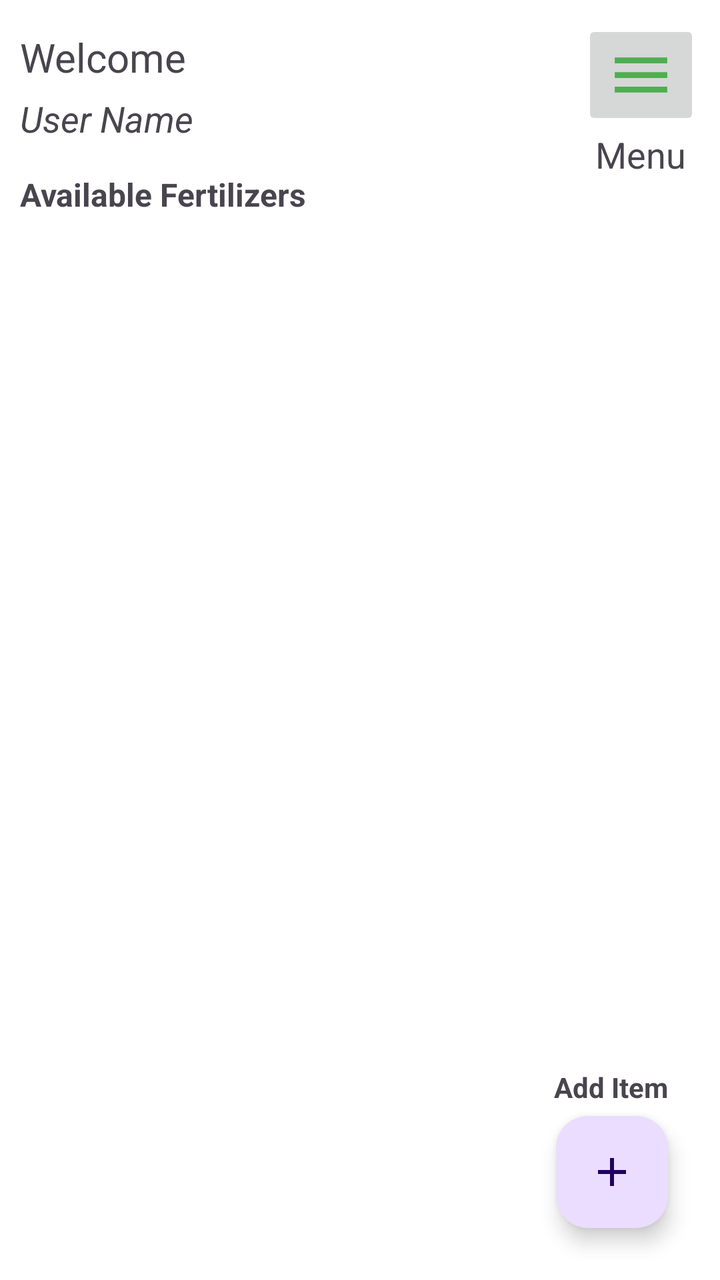
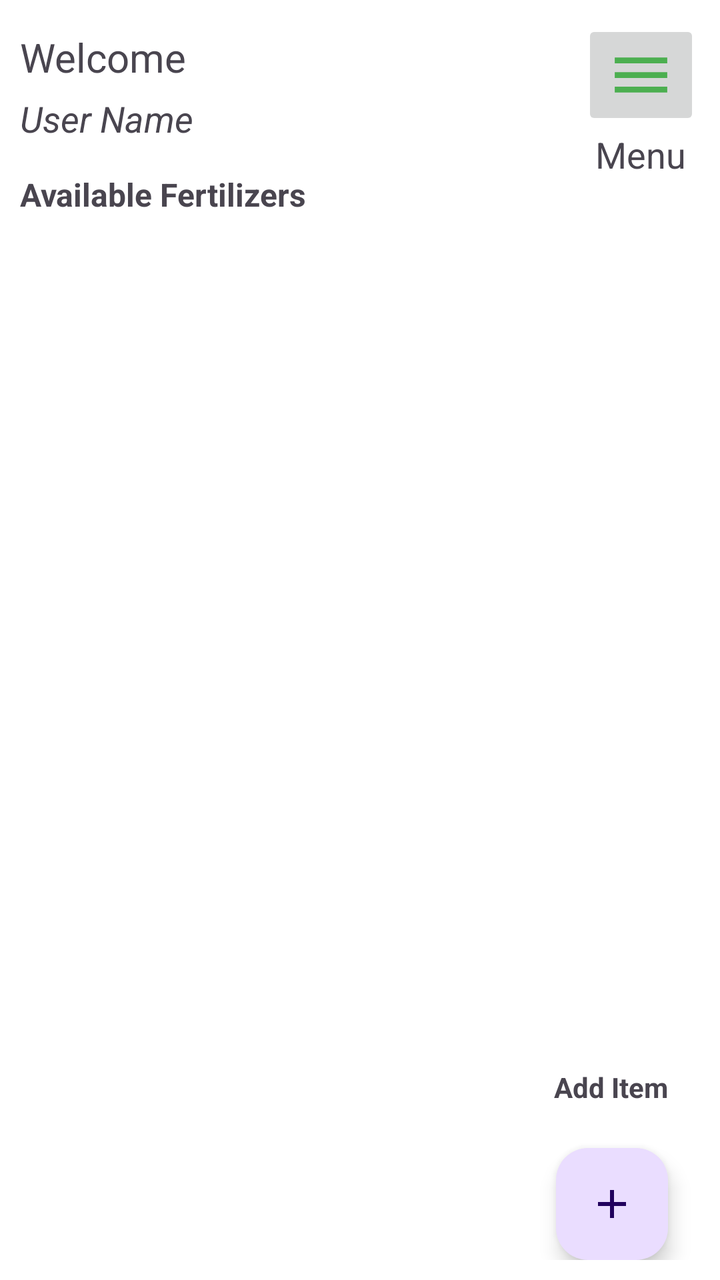

Before-and-after screenshots of an Android layout around one commit, followed by the original layout XML and the change that was made.
<!-- AndroidManifest.xml: application theme Theme.FertiliserDistribution -->
<!-- res/layout/activity_admin_dashboard.xml -->
<?xml version="1.0" encoding="utf-8"?>
<ScrollView xmlns:android="http://schemas.android.com/apk/res/android"
    xmlns:app="http://schemas.android.com/apk/res-auto"
    xmlns:tools="http://schemas.android.com/tools"
    android:id="@+id/main"
    android:layout_width="match_parent"
    android:layout_height="match_parent"
    android:fillViewport="true"
    tools:context=".AdminDashboard">

    <RelativeLayout
        android:layout_width="match_parent"
        android:layout_height="wrap_content"
        android:background="@color/white"
        android:padding="10dp"
        >

        <TextView
            android:layout_width="wrap_content"
            android:layout_height="wrap_content"
            android:text="@string/welcome"
            android:textSize="20sp"
            android:layout_marginTop="5dp"
            android:layout_marginBottom="5dp"
            android:id="@+id/topTittle"
            />

        <TextView
            android:layout_width="wrap_content"
            android:layout_height="wrap_content"
            android:text="@string/user_name"
            android:textSize="18sp"
            android:textStyle="italic"
            android:id="@+id/user_name"
            android:layout_below="@+id/topTittle"
            />

        <LinearLayout
            android:layout_width="wrap_content"
            android:layout_height="wrap_content"
            android:orientation="vertical"
            android:layout_alignParentEnd="true"
            android:id="@+id/linear_Layout">

            <ImageButton
                android:id="@+id/menu_button"
                android:layout_width="wrap_content"
                android:layout_height="wrap_content"
                android:contentDescription="menu button"
                android:src="@drawable/menu_icon"
                />

            <TextView
                android:id="@+id/itemManagement"
                android:layout_width="wrap_content"
                android:layout_height="wrap_content"
                android:text="Menu"
                android:layout_gravity="center"
                android:textSize="18sp"
                />
        </LinearLayout>

        <TextView
            android:layout_width="wrap_content"
            android:layout_height="wrap_content"
            android:text="Available Fertilizers"
            android:textStyle="bold"
            android:textSize="16sp"
            android:layout_marginTop="15dp"
            android:id="@+id/available"
            android:layout_below="@+id/user_name"
            />

        <androidx.recyclerview.widget.RecyclerView
            android:id="@+id/recyclerView"
            android:layout_width="match_parent"
            android:layout_height="match_parent"
            android:layout_below="@+id/available"
            android:layout_marginTop="2dp"
            app:layoutManager="androidx.recyclerview.widget.GridLayoutManager" />

        <com.google.android.material.floatingactionbutton.FloatingActionButton
            android:layout_width="wrap_content"
            android:layout_height="wrap_content"
            android:layout_marginEnd="16dp"
            android:layout_marginBottom="16dp"
            android:src="@drawable/baseline_add_24"
            android:layout_alignParentEnd="true"
            android:layout_alignParentBottom="true"
            android:contentDescription="Item Add"
            android:id="@+id/fab"/>

        <TextView
            android:layout_width="wrap_content"
            android:layout_height="wrap_content"
            android:text="Add Item"
            android:textStyle="bold"
            android:layout_marginEnd="16dp"
            android:layout_marginBottom="5dp"
            android:layout_alignParentEnd="true"
            android:layout_above="@+id/fab"
            android:id="@+id/addItem"
            />

    </RelativeLayout>

</ScrollView>
<!-- resources referenced by this layout -->
<resources>
  <color name="white">#FFFFFFFF</color>
  <!-- drawable baseline_add_24 (drawable) -->
  <vector xmlns:android="http://schemas.android.com/apk/res/android" android:height="24dp" android:tint="#FFFFFF" android:viewportHeight="24" android:viewportWidth="24" android:width="24dp">
        
      <path android:fillColor="@android:color/white" android:pathData="M19,13h-6v6h-2v-6H5v-2h6V5h2v6h6v2z"/>
      
  </vector>
  <!-- drawable menu_icon (drawable) -->
  <vector xmlns:android="http://schemas.android.com/apk/res/android"
      android:width="35dp"
      android:height="35dp"
      android:viewportWidth="960"
      android:viewportHeight="960">
    <path
        android:fillColor="@color/light_green"
        android:pathData="M120,720v-80h720v80L120,720ZM120,520v-80h720v80L120,520ZM120,320v-80h720v80L120,320Z"/>
  </vector>
  <string name="user_name">User Name</string>
  <string name="welcome">Welcome</string>
  <style name="Theme.FertiliserDistribution" parent="Base.Theme.FertiliserDistribution" />
  <color name="light_green">#4CAF50</color>
  <style name="Base.Theme.FertiliserDistribution" parent="Theme.Material3.DayNight.NoActionBar">
          
           <item name="colorPrimary">#4CAF50</item>
              <item name="colorPrimaryVariant">#4CAF50</item>
              <item name="android:statusBarColor">#4CAF50</item>
      </style>
</resources>

<!-- the commit's change to res/layout/activity_admin_dashboard.xml (unified diff, before → after) -->
@@ -1,11 +1,11 @@
 <?xml version="1.0" encoding="utf-8"?>
-<ScrollView xmlns:android="http://schemas.android.com/apk/res/android"
+<LinearLayout xmlns:android="http://schemas.android.com/apk/res/android"
     xmlns:app="http://schemas.android.com/apk/res-auto"
     xmlns:tools="http://schemas.android.com/tools"
     android:id="@+id/main"
     android:layout_width="match_parent"
     android:layout_height="match_parent"
-    android:fillViewport="true"
+    android:orientation="vertical"
     tools:context=".AdminDashboard">
 
     <RelativeLayout
@@ -104,4 +104,4 @@
 
     </RelativeLayout>
 
-</ScrollView>
+</LinearLayout>
